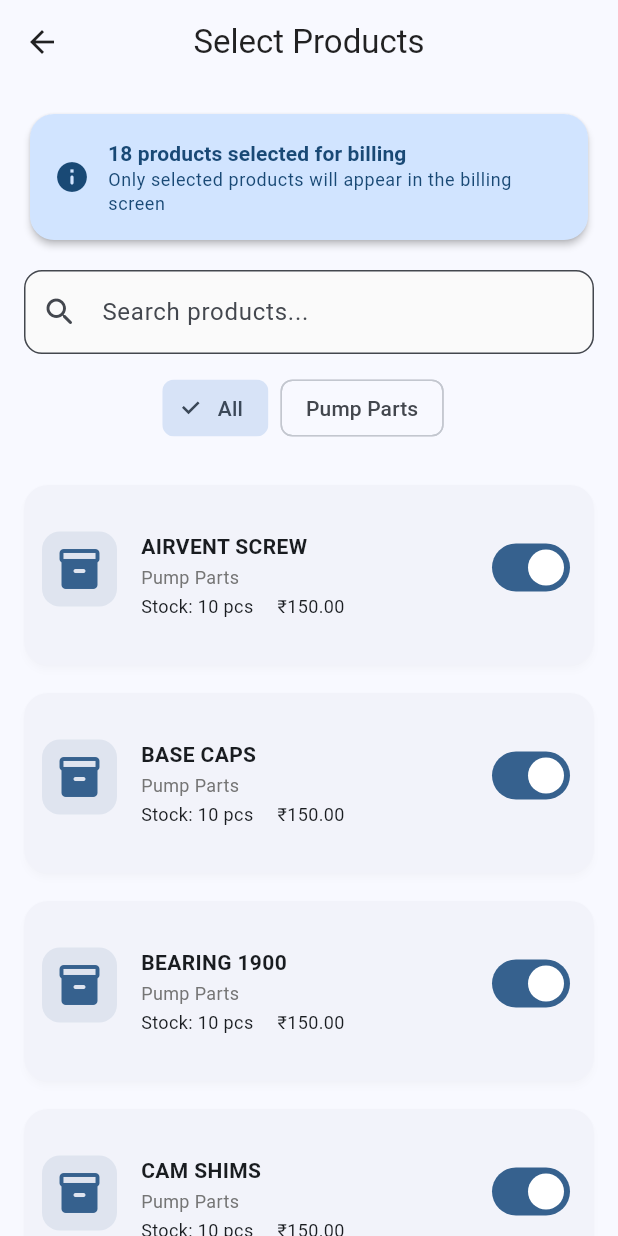
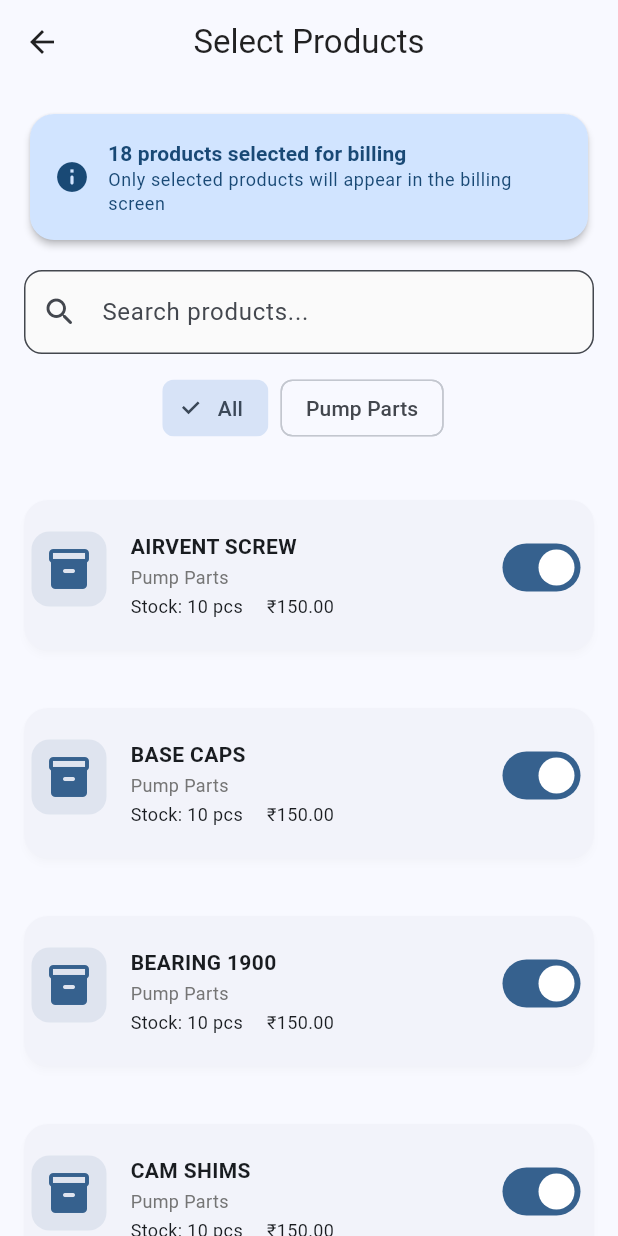
Before and after one commit to 1211-abhishek/Workshop-Billing, a Flutter app: the AdminScreen screen opened directly, after a tap on "Select Products", on a phone screen of 412 x 824 dp. Run offline on Flutter 3.47's test engine with Material 3 defaults, Android fonts, the phone set to English and light mode, and no system bars; our stand-ins replace cross_file, open_filex, pdf, printing, share_plus, sqflite and 1 more; missing offline and left inert: file_selector; accounts and stored records are empty.

Commit message:
Improve UI layout and responsiveness in Admin, Billing History, Manage Inventory, and Product Tile screens

```diff
--- a/lib/screens/admin_screen.dart
+++ b/lib/screens/admin_screen.dart
@@ -93,8 +93,6 @@
 
   Widget _buildDesktop(BuildContext context) {
     return Center(
-      child: ConstrainedBox(
-        constraints: const BoxConstraints(maxWidth: 1100),
       child: Container(
         decoration: BoxDecoration(
           gradient: LinearGradient(
@@ -107,14 +105,13 @@
           ),
         ),
         child: Padding(
-            padding: const EdgeInsets.symmetric(horizontal: 120.0, vertical: 48.0),
+          padding: const EdgeInsets.symmetric(horizontal: 50.0, vertical: 48.0),
           child: GridView.count(
-              crossAxisCount: 3,
+            crossAxisCount: 4,
             crossAxisSpacing: 32,
             mainAxisSpacing: 32,
             childAspectRatio: 1,
             children: _adminCards(context),
-            ),
           ),
         ),
       ),
--- a/lib/screens/billing_history_screen.dart
+++ b/lib/screens/billing_history_screen.dart
@@ -273,11 +273,13 @@
                       ),
                     )
                   : GridView.count(
+                    childAspectRatio: 3,
                       padding: const EdgeInsets.symmetric(horizontal: 16),
                       crossAxisCount: crossAxisCount,
                       children: filteredHistory.map((billing) {
                         return Card(
-                          margin: const EdgeInsets.only(bottom: 12),
+                          margin: const EdgeInsets.only(bottom: 12, right: 8, left: 8),
+
                           child: ListTile(
                             contentPadding: const EdgeInsets.all(16),
                             leading: Container(
--- a/lib/widgets/bill_widget_preview.dart
+++ b/lib/widgets/bill_widget_preview.dart
@@ -20,6 +20,7 @@
       margin: EdgeInsets.all(padding / 2),
       child: Padding(
         padding: EdgeInsets.all(padding),
+        child: SingleChildScrollView(
           child: Column(
             crossAxisAlignment: CrossAxisAlignment.start,
             children: [
@@ -156,6 +157,7 @@
             ],
           ),
         ),
+      ),
     );
   }
 }
--- a/lib/widgets/product_tile.dart
+++ b/lib/widgets/product_tile.dart
@@ -7,6 +7,7 @@
   final VoidCallback? onDelete;
   final VoidCallback? onToggleSelection;
   final bool showSelectionToggle;
+
 
   const ProductTile({
     super.key,
@@ -21,6 +22,7 @@
   Widget build(BuildContext context) {
     final width = MediaQuery.of(context).size.width;
     double cardWidth;
+    double cardHeight;
     double iconSize;
     double padding;
     double fontSize;
@@ -35,15 +37,16 @@
       padding = 16;
       fontSize = 16;
     } else {
-      cardWidth = 400;
+      cardWidth = 350;
+      cardHeight = 200;
       iconSize = 48;
-      padding = 20;
+      padding = 10;
       fontSize = 18;
     }
     return Center(
       child: SizedBox(
         width: cardWidth == double.infinity ? null : cardWidth,
-        height: width < 500 ? 120 : width < 800 ? 140 : 160, // Fixed height like CustomCard
+        height: width < 500 ? 100 : width < 800 ? 120 : 130, // Fixed height like CustomCard
         child: Card(
           shape: RoundedRectangleBorder(
             borderRadius: BorderRadius.circular(16),
@@ -52,7 +55,7 @@
           elevation: 2,
           shadowColor: Colors.black.withOpacity(0.1),
           child: Padding(
-            padding: EdgeInsets.all(padding),
+            padding: EdgeInsets.all(5),
             child: Column(
               mainAxisAlignment: MainAxisAlignment.center,
               crossAxisAlignment: CrossAxisAlignment.start,
```
Also changed, not shown: lib/screens/manage_inventory_screen.dart (+5 -5 lines). Lines whose indentation alone changed are shown as unchanged.
